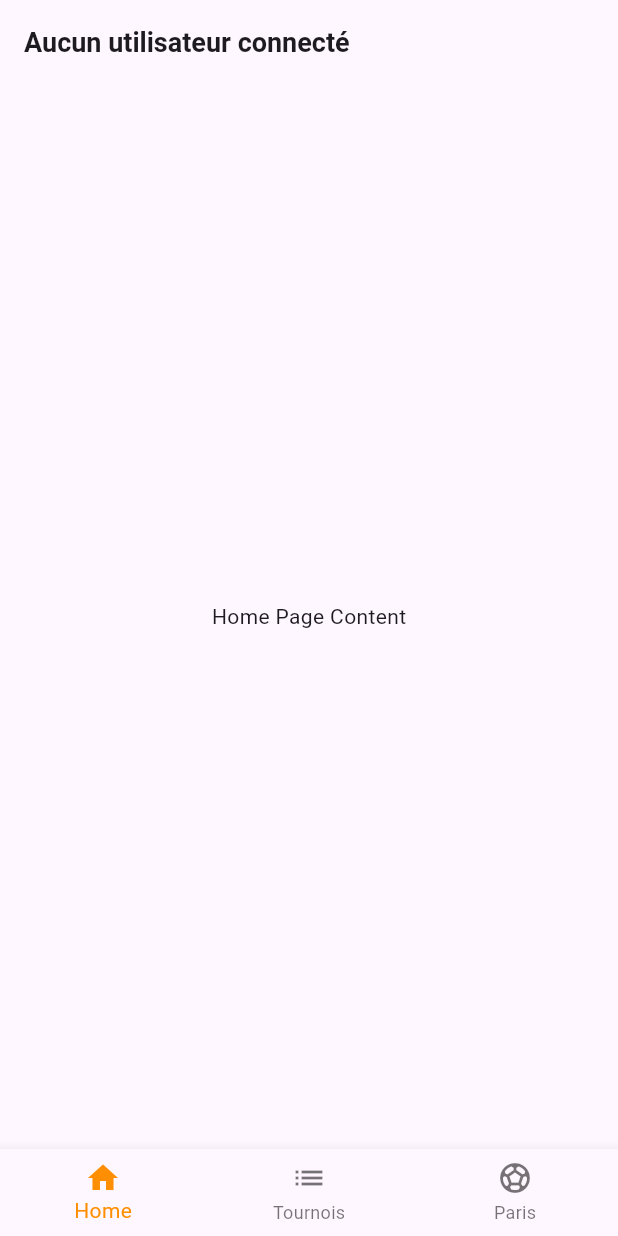
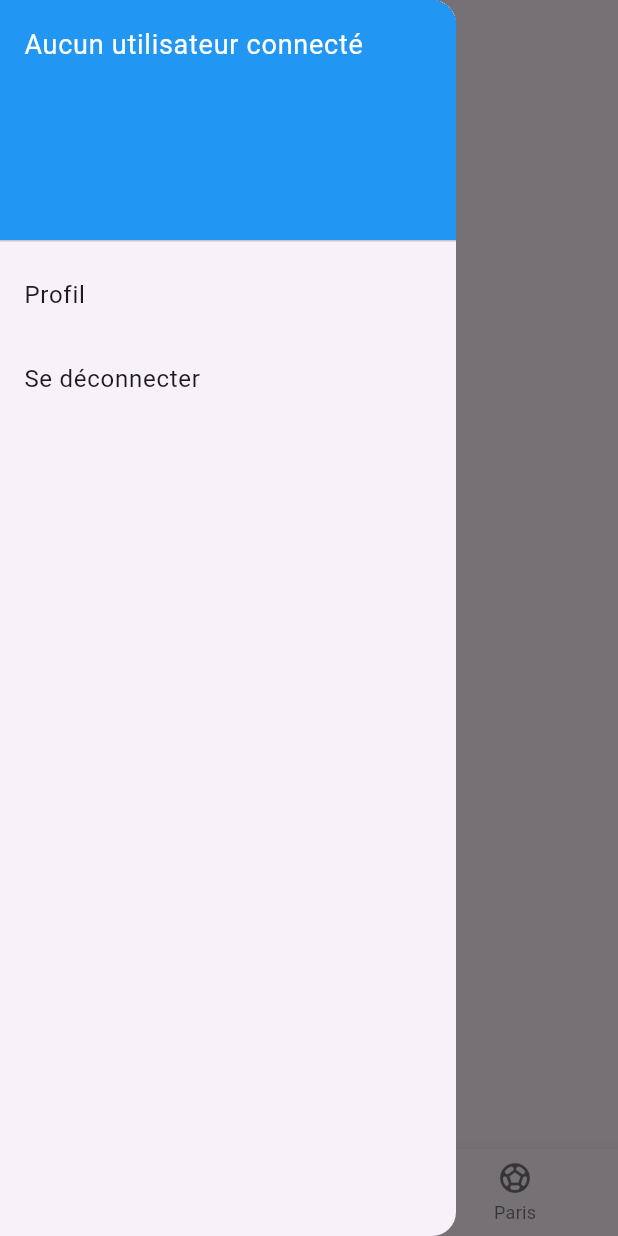
Before and after one commit to PhilippeMaillot/AP4_forReal, a Flutter app: the screen it shows after launch, with the side drawer open (before the commit the screen has no drawer), on a phone screen of 412 x 824 dp. Run offline on Flutter 3.47's test engine with Material 3 defaults, Android fonts, the phone set to English and light mode, and no system bars; our stand-ins replace shared_preferences.

Commit message:
nac slide deco

```diff
--- a/omnibet/lib/main.dart
+++ b/omnibet/lib/main.dart
@@ -48,7 +48,8 @@
   @override
   void initState() {
     super.initState();
-    _userInfoFuture = _getUserInfo(); // Appel à _getUserInfo() pour récupérer les infos utilisateur au démarrage
+    _userInfoFuture =
+        _getUserInfo(); // Appel à _getUserInfo() pour récupérer les infos utilisateur au démarrage
   }
 
   static List<Widget> _widgetOptions = <Widget>[
@@ -91,6 +92,51 @@
           },
         ),
       ),
+      drawer: Drawer(
+        child: ListView(
+          padding: EdgeInsets.zero,
+          children: <Widget>[
+            DrawerHeader(
+              child: FutureBuilder<String>(
+                future: _userInfoFuture,
+                builder: (context, snapshot) {
+                  if (snapshot.connectionState == ConnectionState.waiting) {
+                    return Container(); // Retourne un widget vide pendant que les infos sont chargées
+                  } else {
+                    if (snapshot.hasError) {
+                      return Text('Erreur'); // Affiche un message d'erreur s'il y a eu une erreur
+                    } else {
+                      return Text(
+                        snapshot.data ?? '',
+                        style: TextStyle(
+                          fontSize: 18,
+                          color: Colors.white,
+                        ),
+                      ); // Affiche le nom d'utilisateur une fois qu'il est disponible
+                    }
+                  }
+                },
+              ),
+              decoration: BoxDecoration(
+                color: Colors.blue,
+              ),
+            ),
+            ListTile(
+              title: Text('Profil'),
+              onTap: () {
+                // Mettez ici la navigation vers la page de profil
+                Navigator.pop(context); // Ferme le Drawer
+              },
+            ),
+            ListTile(
+              title: Text('Se déconnecter'),
+              onTap: () {
+                _logout(context); // Déclenche la déconnexion
+              },
+            ),
+          ],
+        ),
+      ),
       body: Center(
         child: _widgetOptions.elementAt(_selectedIndex),
       ),
@@ -115,6 +161,10 @@
       ),
     );
   }
+
+  // Reste du code...
+
+}
 
   Future<String> _getUserInfo() async {
     final prefs = await SharedPreferences.getInstance();
@@ -159,4 +209,3 @@
     Navigator.pushNamedAndRemoveUntil(
         context, '/login', (route) => false); // Redirigez vers la page de connexion et supprimez toutes les routes empilées
   }
-}
```
